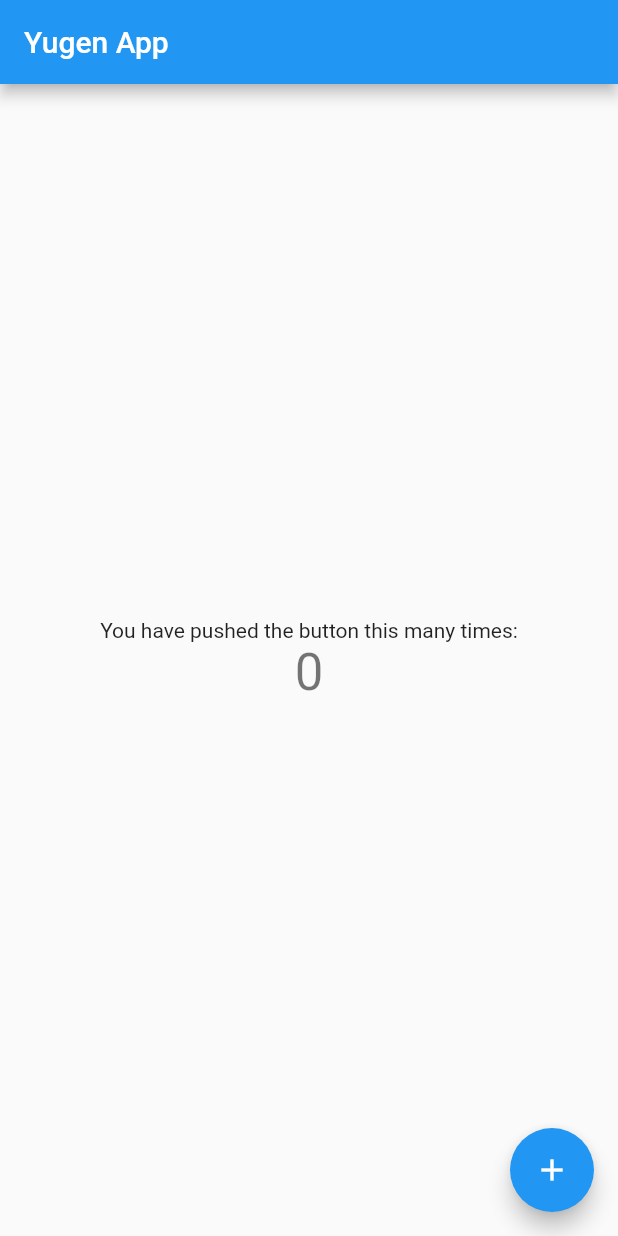
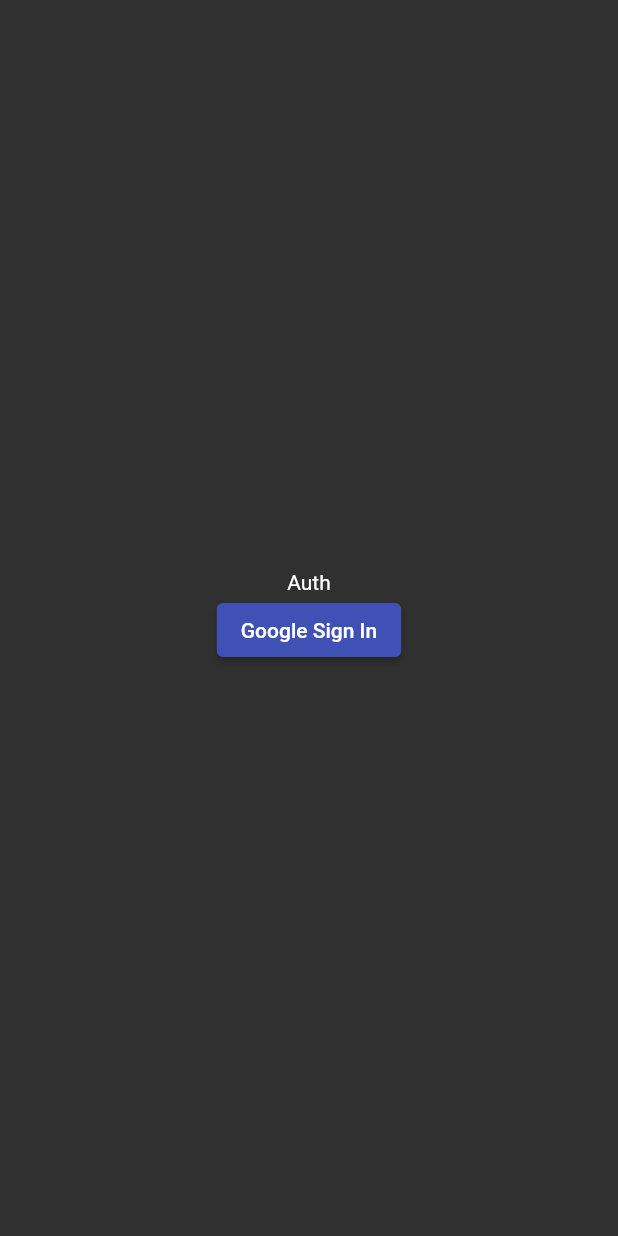
Before and after one commit to DarthBenro008/yugen, a Flutter app: the screen it shows after launch, on a phone screen of 412 x 824 dp. Run offline on Flutter 3.47's test engine with Material 2 defaults, Android fonts, the phone set to English and light mode, and no system bars; our stand-ins replace firebase_auth, firebase_core, google_sign_in; accounts and stored records are empty.

Commit message:
feat: google signin

```diff
--- a/lib/main.dart
+++ b/lib/main.dart
@@ -1,5 +1,7 @@
 import 'package:firebase_core/firebase_core.dart';
 import 'package:flutter/material.dart';
+import 'package:yugen/screens/authentication.dart';
+import 'package:yugen/screens/home.dart';
 
 void main() {
   WidgetsFlutterBinding.ensureInitialized();
@@ -32,103 +34,10 @@
     return MaterialApp(
       title: 'Yugen',
       theme: ThemeData(
-        // This is the theme of your application.
-        //
-        // Try running your application with "flutter run". You'll see the
-        // application has a blue toolbar. Then, without quitting the app, try
-        // changing the primarySwatch below to Colors.green and then invoke
-        // "hot reload" (press "r" in the console where you ran "flutter run",
-        // or simply save your changes to "hot reload" in a Flutter IDE).
-        // Notice that the counter didn't reset back to zero; the application
-        // is not restarted.
-        primarySwatch: Colors.blue,
+        primarySwatch: Colors.indigo,
+        brightness: Brightness.dark,
       ),
-      home: MyHomePage(title: 'Yugen App'),
+      home: AuthenticationScreen(),
     );
   }
 }
-
-class MyHomePage extends StatefulWidget {
-  MyHomePage({Key key, this.title}) : super(key: key);
-
-  // This widget is the home page of your application. It is stateful, meaning
-  // that it has a State object (defined below) that contains fields that affect
-  // how it looks.
-
-  // This class is the configuration for the state. It holds the values (in this
-  // case the title) provided by the parent (in this case the App widget) and
-  // used by the build method of the State. Fields in a Widget subclass are
-  // always marked "final".
-
-  final String title;
-
-  @override
-  _MyHomePageState createState() => _MyHomePageState();
-}
-
-class _MyHomePageState extends State<MyHomePage> {
-  int _counter = 0;
-
-  void _incrementCounter() {
-    setState(() {
-      // This call to setState tells the Flutter framework that something has
-      // changed in this State, which causes it to rerun the build method below
-      // so that the display can reflect the updated values. If we changed
-      // _counter without calling setState(), then the build method would not be
-      // called again, and so nothing would appear to happen.
-      _counter++;
-    });
-  }
-
-  @override
-  Widget build(BuildContext context) {
-    // This method is rerun every time setState is called, for instance as done
-    // by the _incrementCounter method above.
-    //
-    // The Flutter framework has been optimized to make rerunning build methods
-    // fast, so that you can just rebuild anything that needs updating rather
-    // than having to individually change instances of widgets.
-    return Scaffold(
-      appBar: AppBar(
-        // Here we take the value from the MyHomePage object that was created by
-        // the App.build method, and use it to set our appbar title.
-        title: Text(widget.title),
-      ),
-      body: Center(
-        // Center is a layout widget. It takes a single child and positions it
-        // in the middle of the parent.
-        child: Column(
-          // Column is also a layout widget. It takes a list of children and
-          // arranges them vertically. By default, it sizes itself to fit its
-          // children horizontally, and tries to be as tall as its parent.
-          //
-          // Invoke "debug painting" (press "p" in the console, choose the
-          // "Toggle Debug Paint" action from the Flutter Inspector in Android
-          // Studio, or the "Toggle Debug Paint" command in Visual Studio Code)
-          // to see the wireframe for each widget.
-          //
-          // Column has various properties to control how it sizes itself and
-          // how it positions its children. Here we use mainAxisAlignment to
-          // center the children vertically; the main axis here is the vertical
-          // axis because Columns are vertical (the cross axis would be
-          // horizontal).
-          mainAxisAlignment: MainAxisAlignment.center,
-          children: <Widget>[
-            Text(
-              'You have pushed the button this many times:',
-            ),
-            Text(
-              '$_counter',
-              style: Theme.of(context).textTheme.headline4,
-            ),
-          ],
-        ),
-      ),
-      floatingActionButton: FloatingActionButton(
-        onPressed: _incrementCounter,
-        tooltip: 'Increment',
-        child: Icon(Icons.add),
-      ), // This trailing comma makes auto-formatting nicer for build methods.
-    );
-  }
-}
--- /dev/null
+++ b/lib/screens/authentication.dart
@@ -0,0 +1,43 @@
+import 'package:firebase_auth/firebase_auth.dart';
+import 'package:flutter/material.dart';
+import 'package:flutter/widgets.dart';
+import 'package:yugen/repository/authRepository.dart';
+import 'package:yugen/screens/home.dart';
+
+class AuthenticationScreen extends StatefulWidget {
+  @override
+  _AuthenticationScreenState createState() => _AuthenticationScreenState();
+}
+
+class _AuthenticationScreenState extends State<AuthenticationScreen> {
+  @override
+  Widget build(BuildContext context) {
+    return Scaffold(
+      body: SafeArea(
+        child: Center(
+          child: Column(
+            mainAxisAlignment: MainAxisAlignment.center,
+            crossAxisAlignment: CrossAxisAlignment.center,
+            children: [
+              Text("Auth"),
+              ElevatedButton(
+                onPressed: () async {
+                  User? user =
+                      await Authentication.signInWithGoogle(context: context);
+                  if (user != null) {
+                    Navigator.of(context).pushReplacement(
+                      MaterialPageRoute(
+                        builder: (context) => HomeScreen(),
+                      ),
+                    );
+                  }
+                },
+                child: Text("Google Sign In"),
+              )
+            ],
+          ),
+        ),
+      ),
+    );
+  }
+}
--- a/pubspec.yaml
+++ b/pubspec.yaml
@@ -18,7 +18,7 @@
 version: 1.0.0+1
 
 environment:
-  sdk: ">=2.7.0 <3.0.0"
+  sdk: ">=2.12.0 <3.0.0"
 
 dependencies:
   flutter:
```
Also changed, not shown: lib/repository/authRepository.dart (added, +66 -0 lines), lib/screens/home.dart (added, +22 -0 lines).
